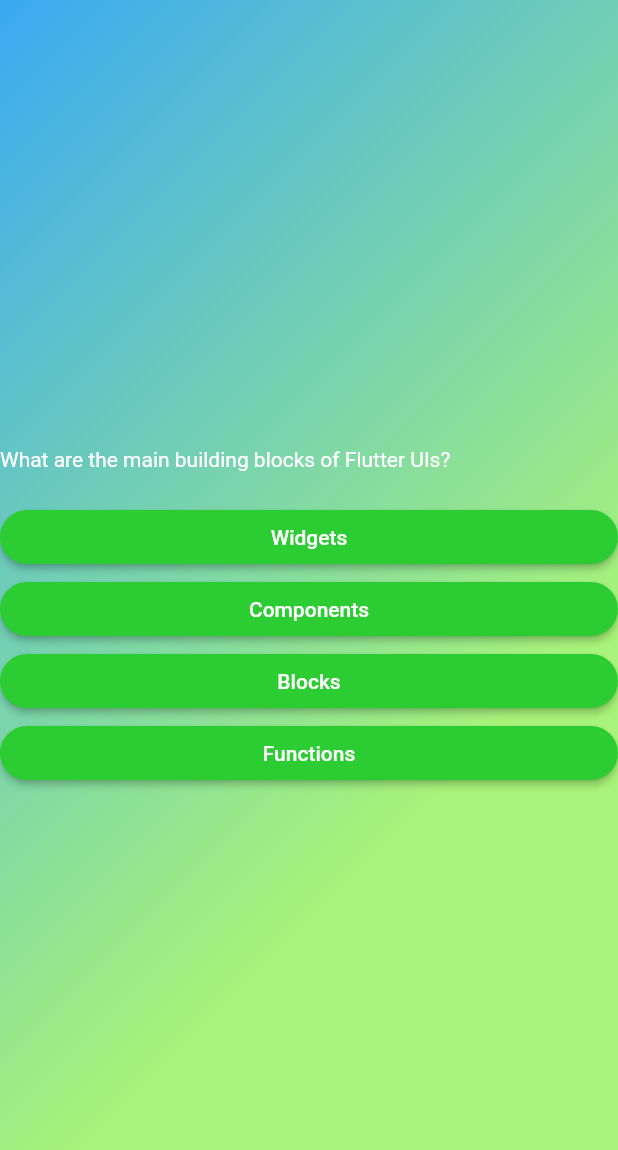
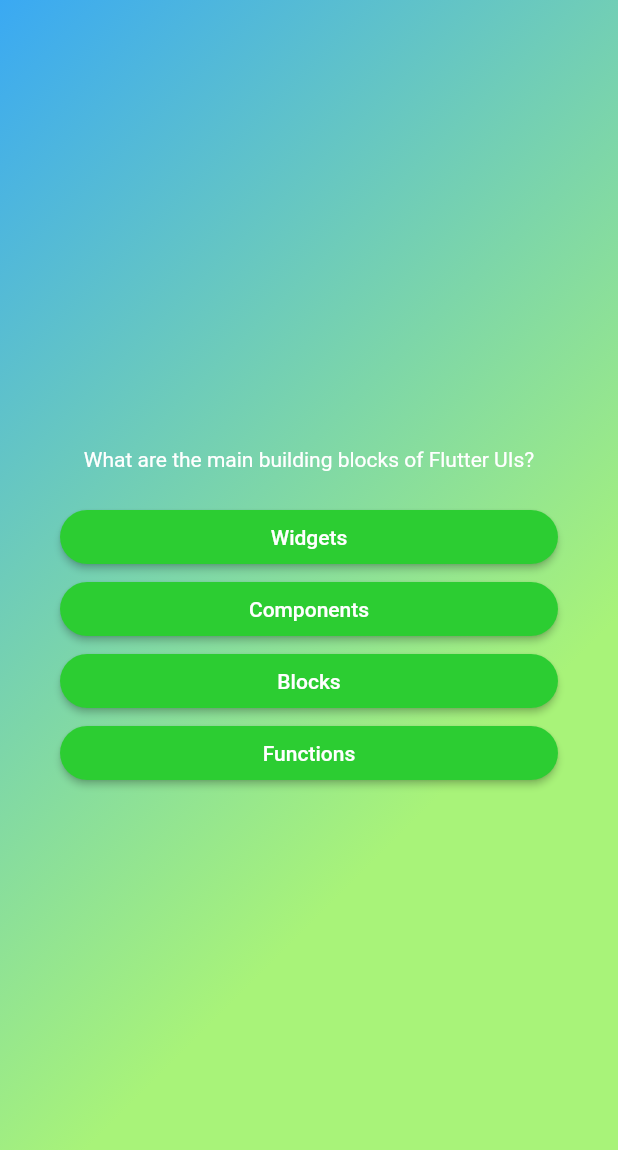
Before and after one commit to Sridhare29/Quiz_App, a Flutter app: the screen it shows after launch, after a tap on "Start Quiz!", on a phone screen of 412 x 824 dp. Shown: the top 1150 px of the screen. Run offline on Flutter 3.47's test engine with Material 2 defaults, Android fonts, the phone set to English and light mode, and no system bars.

Commit message:
padiing in answer

```diff
--- a/quiz_app/lib/screens/question_screen.dart
+++ b/quiz_app/lib/screens/question_screen.dart
@@ -13,7 +13,8 @@ class _QuestionScreenState extends State<QuestionScreen> {
   @override
   Widget build(BuildContext context) {
     final currentQuestion = questions[0];
-    return SizedBox(
+    return Container(
+      margin: const EdgeInsets.all(40),
       width: double.infinity,
       child: Column(
         mainAxisAlignment: MainAxisAlignment.center,
@@ -22,6 +23,7 @@ class _QuestionScreenState extends State<QuestionScreen> {
            Text(
             currentQuestion.text,
             style:const TextStyle(color: Colors.white),
+            textAlign: TextAlign.center,
           ),
           const SizedBox(
             height: 20,
```
